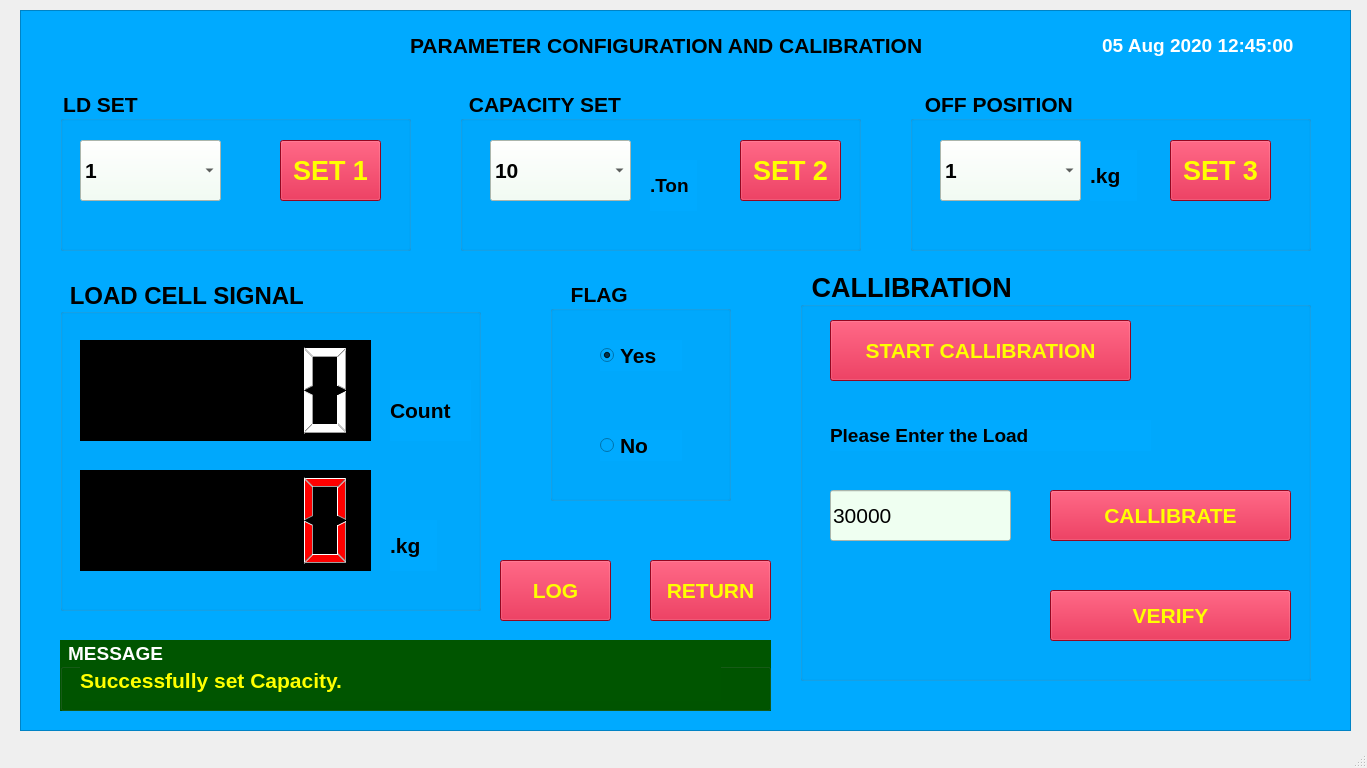
sanjaymanegit/testRepo, file FCI/ui/fci_35_calbration.ui: the form before one commit.
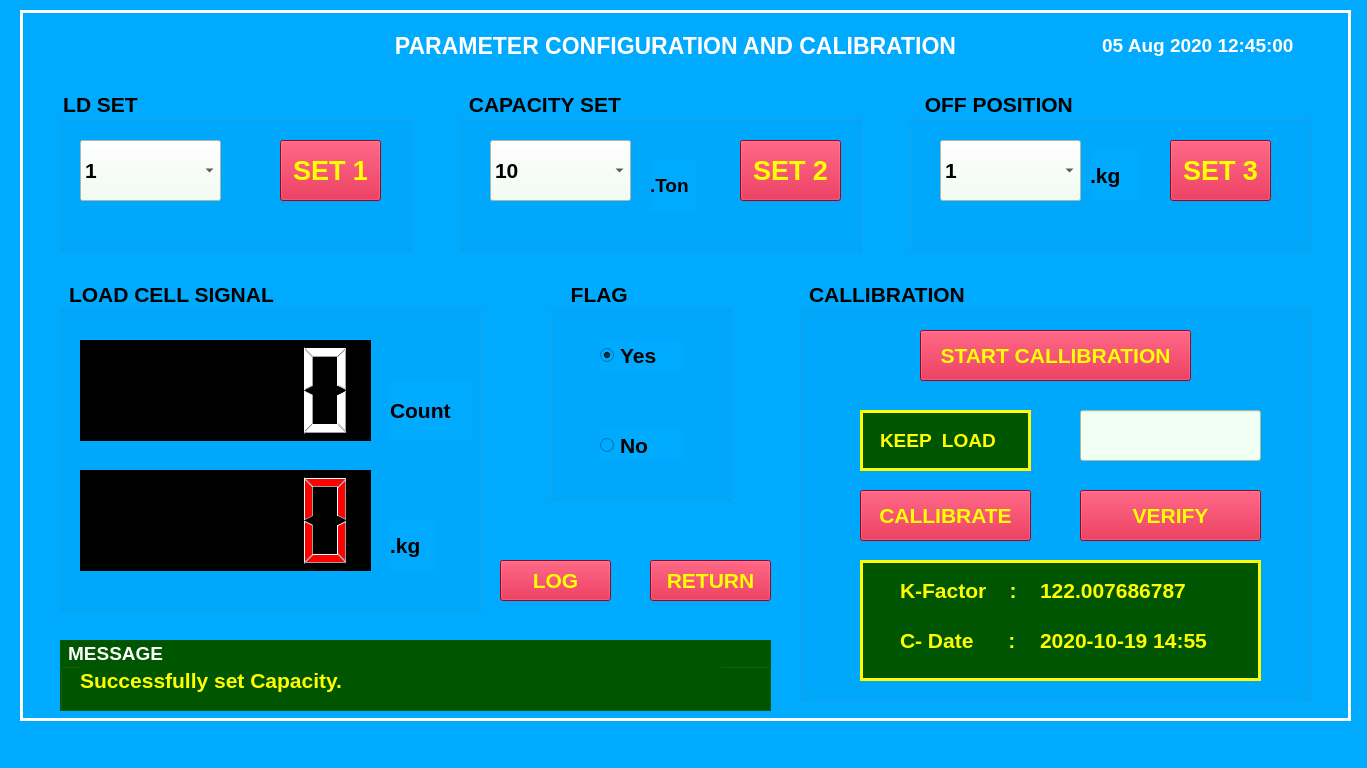
The form after the commit.

```diff
--- a/FCI/ui/fci_35_calbration.ui
+++ b/FCI/ui/fci_35_calbration.ui
@@ -19,6 +19,9 @@
   <property name="windowTitle">
    <string>MainWindow</string>
   </property>
+  <property name="styleSheet">
+   <string notr="true">background-color: rgb(0, 170, 255);</string>
+  </property>
   <widget class="QWidget" name="centralwidget">
    <widget class="QFrame" name="frame">
     <property name="geometry">
@@ -26,7 +29,7 @@
       <x>20</x>
       <y>10</y>
       <width>1331</width>
-      <height>721</height>
+      <height>711</height>
      </rect>
     </property>
     <property name="font">
@@ -35,13 +38,20 @@
      </font>
     </property>
     <property name="styleSheet">
-     <string notr="true">background-color: rgb(0, 170, 255);</string>
+     <string notr="true">background-color: rgb(0, 170, 255);
+color: rgb(255, 255, 255);</string>
     </property>
     <property name="frameShape">
-     <enum>QFrame::StyledPanel</enum>
+     <enum>QFrame::Box</enum>
     </property>
     <property name="frameShadow">
-     <enum>QFrame::Raised</enum>
+     <enum>QFrame::Plain</enum>
+    </property>
+    <property name="lineWidth">
+     <number>3</number>
+    </property>
+    <property name="midLineWidth">
+     <number>0</number>
     </property>
     <widget class="QLabel" name="label_20">
      <property name="geometry">
@@ -77,7 +87,7 @@
        <x>480</x>
        <y>550</y>
        <width>111</width>
-       <height>61</height>
+       <height>41</height>
       </rect>
      </property>
      <property name="font">
@@ -99,16 +109,16 @@
     <widget class="QLabel" name="label">
      <property name="geometry">
       <rect>
-       <x>390</x>
+       <x>340</x>
        <y>10</y>
-       <width>541</width>
+       <width>631</width>
        <height>51</height>
       </rect>
      </property>
      <property name="font">
       <font>
        <family>Arial</family>
-       <pointsize>16</pointsize>
+       <pointsize>17</pointsize>
        <weight>75</weight>
        <bold>true</bold>
       </font>
@@ -116,6 +126,9 @@
      <property name="text">
       <string>PARAMETER CONFIGURATION AND CALIBRATION</string>
      </property>
+     <property name="alignment">
+      <set>Qt::AlignCenter</set>
+     </property>
     </widget>
     <widget class="QGroupBox" name="groupBox">
      <property name="geometry">
@@ -478,7 +491,7 @@
        <rect>
         <x>180</x>
         <y>60</y>
-        <width>47</width>
+        <width>51</width>
         <height>51</height>
        </rect>
       </property>
@@ -507,7 +520,7 @@
      <property name="font">
       <font>
        <family>Arial</family>
-       <pointsize>18</pointsize>
+       <pointsize>16</pointsize>
        <weight>75</weight>
        <bold>true</bold>
       </font>
@@ -616,15 +629,15 @@
      <property name="geometry">
       <rect>
        <x>780</x>
-       <y>260</y>
+       <y>270</y>
        <width>511</width>
-       <height>411</height>
+       <height>421</height>
       </rect>
      </property>
      <property name="font">
       <font>
        <family>Arial</family>
-       <pointsize>20</pointsize>
+       <pointsize>16</pointsize>
        <weight>75</weight>
        <bold>true</bold>
       </font>
@@ -639,10 +652,10 @@
      <widget class="QPushButton" name="pushButton_14">
       <property name="geometry">
        <rect>
-        <x>30</x>
+        <x>120</x>
         <y>50</y>
-        <width>301</width>
-        <height>61</height>
+        <width>271</width>
+        <height>51</height>
        </rect>
       </property>
       <property name="font">
@@ -664,9 +677,9 @@
      <widget class="QPushButton" name="pushButton_16">
       <property name="geometry">
        <rect>
-        <x>250</x>
-        <y>320</y>
-        <width>241</width>
+        <x>280</x>
+        <y>210</y>
+        <width>181</width>
         <height>51</height>
        </rect>
       </property>
@@ -686,38 +699,11 @@
        <string>VERIFY</string>
       </property>
      </widget>
-     <widget class="QLabel" name="label_41">
-      <property name="geometry">
-       <rect>
-        <x>30</x>
-        <y>150</y>
-        <width>321</width>
-        <height>31</height>
-       </rect>
-      </property>
-      <property name="font">
-       <font>
-        <family>Arial</family>
-        <pointsize>14</pointsize>
-        <weight>75</weight>
-        <bold>true</bold>
-       </font>
-      </property>
-      <property name="styleSheet">
-       <string notr="true"/>
-      </property>
-      <property name="text">
-       <string>Please Enter the Load</string>
-      </property>
-      <property name="alignment">
-       <set>Qt::AlignLeading|Qt::AlignLeft|Qt::AlignVCenter</set>
-      </property>
-     </widget>
      <widget class="QLineEdit" name="lineEdit">
       <property name="geometry">
        <rect>
-        <x>30</x>
-        <y>220</y>
+        <x>280</x>
+        <y>130</y>
         <width>181</width>
         <height>51</height>
        </rect>
@@ -732,15 +718,15 @@
        <string notr="true">background-color: rgb(239, 255, 241);</string>
       </property>
       <property name="text">
-       <string>30000</string>
+       <string/>
       </property>
      </widget>
      <widget class="QPushButton" name="pushButton_17">
       <property name="geometry">
        <rect>
-        <x>250</x>
-        <y>220</y>
-        <width>241</width>
+        <x>60</x>
+        <y>210</y>
+        <width>171</width>
         <height>51</height>
        </rect>
       </property>
@@ -760,6 +746,181 @@
        <string>CALLIBRATE</string>
       </property>
      </widget>
+     <widget class="QFrame" name="frame_2">
+      <property name="geometry">
+       <rect>
+        <x>60</x>
+        <y>280</y>
+        <width>401</width>
+        <height>121</height>
+       </rect>
+      </property>
+      <property name="styleSheet">
+       <string notr="true">color: rgb(255, 255, 0);
+background-color: rgb(0, 85, 0);</string>
+      </property>
+      <property name="frameShape">
+       <enum>QFrame::Box</enum>
+      </property>
+      <property name="frameShadow">
+       <enum>QFrame::Plain</enum>
+      </property>
+      <property name="lineWidth">
+       <number>3</number>
+      </property>
+      <widget class="QLabel" name="label_3">
+       <property name="geometry">
+        <rect>
+         <x>40</x>
+         <y>10</y>
+         <width>131</width>
+         <height>41</height>
+        </rect>
+       </property>
+       <property name="font">
+        <font>
+         <family>Arial</family>
+         <pointsize>16</pointsize>
+         <weight>75</weight>
+         <bold>true</bold>
+        </font>
+       </property>
+       <property name="text">
+        <string>K-Factor    :</string>
+       </property>
+       <property name="alignment">
+        <set>Qt::AlignLeading|Qt::AlignLeft|Qt::AlignVCenter</set>
+       </property>
+      </widget>
+      <widget class="QLabel" name="label_8">
+       <property name="geometry">
+        <rect>
+         <x>180</x>
+         <y>10</y>
+         <width>171</width>
+         <height>41</height>
+        </rect>
+       </property>
+       <property name="font">
+        <font>
+         <family>Arial</family>
+         <pointsize>16</pointsize>
+         <weight>75</weight>
+         <bold>true</bold>
+        </font>
+       </property>
+       <property name="styleSheet">
+        <string notr="true"/>
+       </property>
+       <property name="text">
+        <string>122.007686787</string>
+       </property>
+       <property name="alignment">
+        <set>Qt::AlignLeading|Qt::AlignLeft|Qt::AlignVCenter</set>
+       </property>
+      </widget>
+      <widget class="QLabel" name="label_9">
+       <property name="geometry">
+        <rect>
+         <x>40</x>
+         <y>60</y>
+         <width>131</width>
+         <height>41</height>
+        </rect>
+       </property>
+       <property name="font">
+        <font>
+         <family>Arial</family>
+         <pointsize>16</pointsize>
+         <weight>75</weight>
+         <bold>true</bold>
+        </font>
+       </property>
+       <property name="text">
+        <string>C- Date      :</string>
+       </property>
+       <property name="alignment">
+        <set>Qt::AlignLeading|Qt::AlignLeft|Qt::AlignVCenter</set>
+       </property>
+      </widget>
+      <widget class="QLabel" name="label_10">
+       <property name="geometry">
+        <rect>
+         <x>180</x>
+         <y>60</y>
+         <width>191</width>
+         <height>41</height>
+        </rect>
+       </property>
+       <property name="font">
+        <font>
+         <family>Arial</family>
+         <pointsize>16</pointsize>
+         <weight>75</weight>
+         <bold>true</bold>
+        </font>
+       </property>
+       <property name="styleSheet">
+        <string notr="true"/>
+       </property>
+       <property name="text">
+        <string>2020-10-19 14:55</string>
+       </property>
+       <property name="alignment">
+        <set>Qt::AlignLeading|Qt::AlignLeft|Qt::AlignVCenter</set>
+       </property>
+      </widget>
+     </widget>
+     <widget class="QFrame" name="frame_3">
+      <property name="geometry">
+       <rect>
+        <x>60</x>
+        <y>130</y>
+        <width>171</width>
+        <height>61</height>
+       </rect>
+      </property>
+      <property name="styleSheet">
+       <string notr="true">color: rgb(255, 255, 0);
+background-color: rgb(0, 85, 0);</string>
+      </property>
+      <property name="frameShape">
+       <enum>QFrame::Box</enum>
+      </property>
+      <property name="frameShadow">
+       <enum>QFrame::Plain</enum>
+      </property>
+      <property name="lineWidth">
+       <number>3</number>
+      </property>
+      <widget class="QLabel" name="label_41">
+       <property name="geometry">
+        <rect>
+         <x>20</x>
+         <y>10</y>
+         <width>141</width>
+         <height>41</height>
+        </rect>
+       </property>
+       <property name="font">
+        <font>
+         <family>Arial</family>
+         <pointsize>14</pointsize>
+         <weight>75</weight>
+         <bold>true</bold>
+        </font>
+       </property>
+       <property name="styleSheet">
+        <string notr="true"/>
+       </property>
+       <property name="text">
+        <string>KEEP  LOAD</string>
+       </property>
+       <property name="alignment">
+        <set>Qt::AlignLeading|Qt::AlignLeft|Qt::AlignVCenter</set>
+       </property>
+      </widget>
+     </widget>
     </widget>
     <widget class="QGroupBox" name="groupBox_5">
      <property name="geometry">
@@ -837,7 +998,7 @@
        <x>630</x>
        <y>550</y>
        <width>121</width>
-       <height>61</height>
+       <height>41</height>
       </rect>
      </property>
      <property name="font">
```
